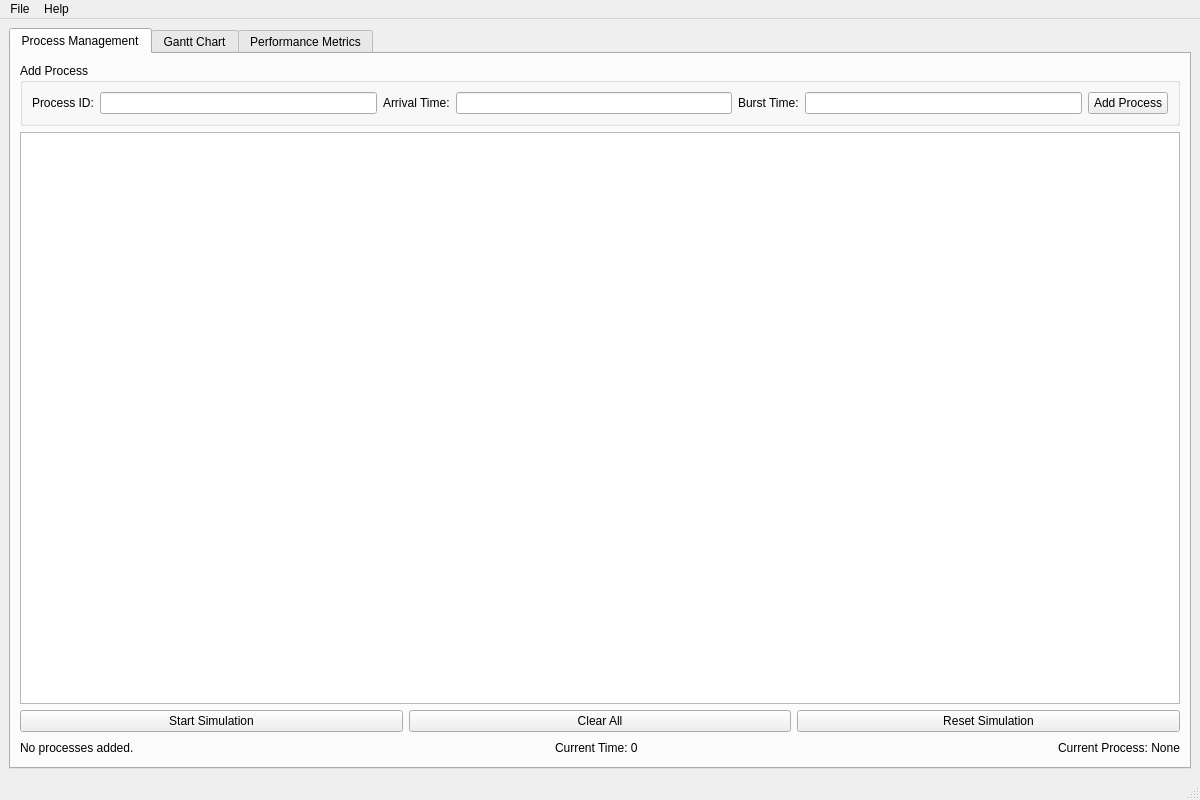
This is maindows.ui in brightkatongo/Group-14 as Qt 5 draws it before an edit. The edited form follows.
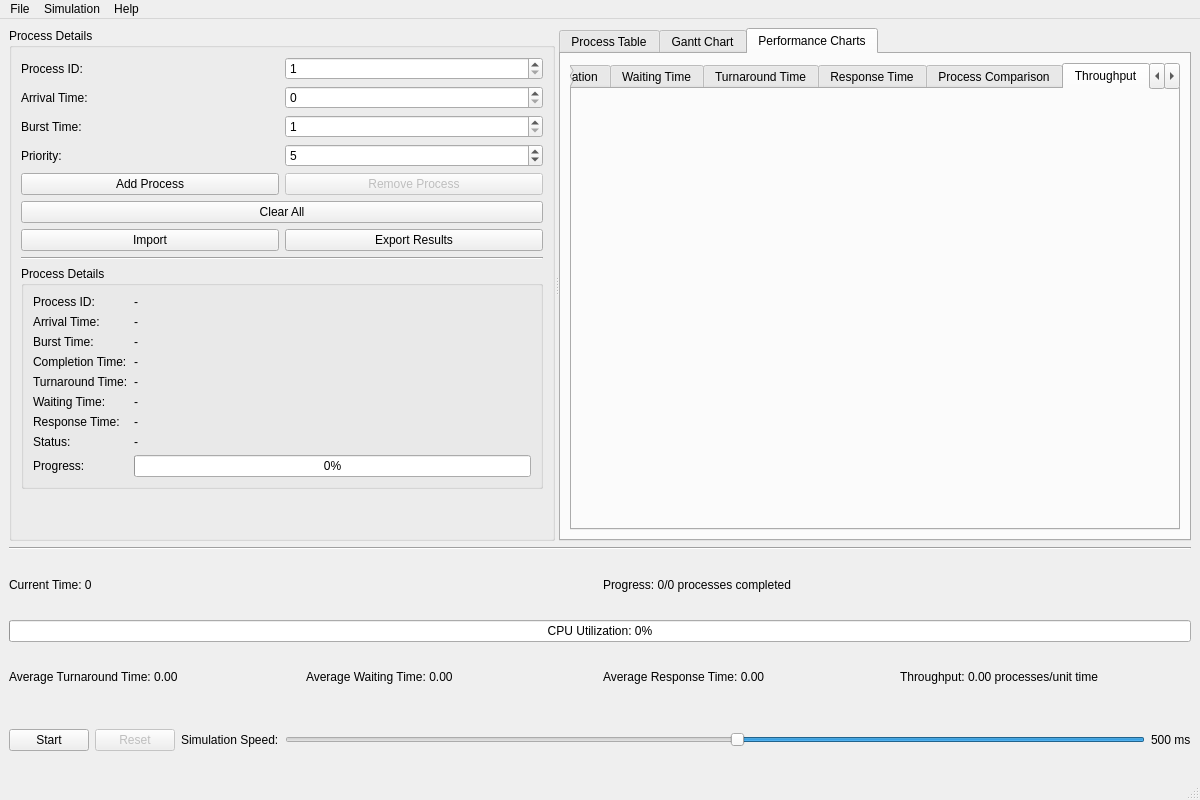
This is the edited form.

```diff
--- a/maindows.ui
+++ b/maindows.ui
@@ -16,55 +16,272 @@
   <widget class="QWidget" name="centralwidget">
    <layout class="QVBoxLayout" name="verticalLayout">
     <item>
-     <widget class="QTabWidget" name="tabWidget">
-      <property name="currentIndex">
-       <number>0</number>
+     <widget class="QSplitter" name="splitter">
+      <property name="orientation">
+       <enum>Qt::Orientation::Horizontal</enum>
       </property>
-      <widget class="QWidget" name="processTab">
-       <attribute name="title">
-        <string>Process Management</string>
-       </attribute>
+      <widget class="QGroupBox" name="groupBox">
+       <property name="title">
+        <string>Process Details</string>
+       </property>
        <layout class="QVBoxLayout" name="verticalLayout_2">
         <item>
-         <widget class="QGroupBox" name="addProcessGroup">
+         <layout class="QGridLayout" name="gridLayout">
+          <item row="0" column="0">
+           <widget class="QLabel" name="label">
+            <property name="text">
+             <string>Process ID:</string>
+            </property>
+           </widget>
+          </item>
+          <item row="0" column="1">
+           <widget class="QSpinBox" name="processIdSpinBox">
+            <property name="minimum">
+             <number>1</number>
+            </property>
+            <property name="maximum">
+             <number>999</number>
+            </property>
+           </widget>
+          </item>
+          <item row="1" column="0">
+           <widget class="QLabel" name="label_2">
+            <property name="text">
+             <string>Arrival Time:</string>
+            </property>
+           </widget>
+          </item>
+          <item row="1" column="1">
+           <widget class="QSpinBox" name="arrivalTimeSpinBox">
+            <property name="minimum">
+             <number>0</number>
+            </property>
+            <property name="maximum">
+             <number>999</number>
+            </property>
+           </widget>
+          </item>
+          <item row="2" column="0">
+           <widget class="QLabel" name="label_3">
+            <property name="text">
+             <string>Burst Time:</string>
+            </property>
+           </widget>
+          </item>
+          <item row="2" column="1">
+           <widget class="QSpinBox" name="burstTimeSpinBox">
+            <property name="minimum">
+             <number>1</number>
+            </property>
+            <property name="maximum">
+             <number>999</number>
+            </property>
+           </widget>
+          </item>
+          <item row="3" column="0">
+           <widget class="QLabel" name="label_4">
+            <property name="text">
+             <string>Priority:</string>
+            </property>
+           </widget>
+          </item>
+          <item row="3" column="1">
+           <widget class="QSpinBox" name="prioritySpinBox">
+            <property name="minimum">
+             <number>1</number>
+            </property>
+            <property name="maximum">
+             <number>10</number>
+            </property>
+            <property name="value">
+             <number>5</number>
+            </property>
+           </widget>
+          </item>
+         </layout>
+        </item>
+        <item>
+         <layout class="QHBoxLayout" name="horizontalLayout">
+          <item>
+           <widget class="QPushButton" name="addProcessButton">
+            <property name="text">
+             <string>Add Process</string>
+            </property>
+           </widget>
+          </item>
+          <item>
+           <widget class="QPushButton" name="removeProcessButton">
+            <property name="enabled">
+             <bool>false</bool>
+            </property>
+            <property name="text">
+             <string>Remove Process</string>
+            </property>
+           </widget>
+          </item>
+         </layout>
+        </item>
+        <item>
+         <widget class="QPushButton" name="clearAllButton">
+          <property name="text">
+           <string>Clear All</string>
+          </property>
+         </widget>
+        </item>
+        <item>
+         <layout class="QHBoxLayout" name="horizontalLayout_2">
+          <item>
+           <widget class="QPushButton" name="importButton">
+            <property name="text">
+             <string>Import</string>
+            </property>
+           </widget>
+          </item>
+          <item>
+           <widget class="QPushButton" name="exportButton">
+            <property name="text">
+             <string>Export Results</string>
+            </property>
+           </widget>
+          </item>
+         </layout>
+        </item>
+        <item>
+         <widget class="Line" name="line">
+          <property name="orientation">
+           <enum>Qt::Orientation::Horizontal</enum>
+          </property>
+         </widget>
+        </item>
+        <item>
+         <widget class="QGroupBox" name="groupBox_2">
           <property name="title">
-           <string>Add Process</string>
+           <string>Process Details</string>
           </property>
-          <layout class="QHBoxLayout" name="horizontalLayout">
-           <item>
-            <widget class="QLabel" name="label">
+          <layout class="QFormLayout" name="formLayout">
+           <item row="0" column="0">
+            <widget class="QLabel" name="label_5">
              <property name="text">
               <string>Process ID:</string>
              </property>
             </widget>
            </item>
-           <item>
-            <widget class="QLineEdit" name="processIdEdit"/>
+           <item row="0" column="1">
+            <widget class="QLabel" name="detailsProcessIdLabel">
+             <property name="text">
+              <string>-</string>
+             </property>
+            </widget>
            </item>
-           <item>
-            <widget class="QLabel" name="label_2">
+           <item row="1" column="0">
+            <widget class="QLabel" name="label_6">
              <property name="text">
               <string>Arrival Time:</string>
              </property>
             </widget>
            </item>
-           <item>
-            <widget class="QLineEdit" name="arrivalTimeEdit"/>
+           <item row="1" column="1">
+            <widget class="QLabel" name="detailsArrivalTimeLabel">
+             <property name="text">
+              <string>-</string>
+             </property>
+            </widget>
            </item>
-           <item>
-            <widget class="QLabel" name="label_3">
+           <item row="2" column="0">
+            <widget class="QLabel" name="label_7">
              <property name="text">
               <string>Burst Time:</string>
              </property>
             </widget>
            </item>
-           <item>
-            <widget class="QLineEdit" name="burstTimeEdit"/>
+           <item row="2" column="1">
+            <widget class="QLabel" name="detailsBurstTimeLabel">
+             <property name="text">
+              <string>-</string>
+             </property>
+            </widget>
            </item>
-           <item>
-            <widget class="QPushButton" name="addProcessButton">
+           <item row="3" column="0">
+            <widget class="QLabel" name="label_8">
              <property name="text">
-              <string>Add Process</string>
+              <string>Completion Time:</string>
+             </property>
+            </widget>
+           </item>
+           <item row="3" column="1">
+            <widget class="QLabel" name="detailsCompletionTimeLabel">
+             <property name="text">
+              <string>-</string>
+             </property>
+            </widget>
+           </item>
+           <item row="4" column="0">
+            <widget class="QLabel" name="label_9">
+             <property name="text">
+              <string>Turnaround Time:</string>
+             </property>
+            </widget>
+           </item>
+           <item row="4" column="1">
+            <widget class="QLabel" name="detailsTurnaroundTimeLabel">
+             <property name="text">
+              <string>-</string>
+             </property>
+            </widget>
+           </item>
+           <item row="5" column="0">
+            <widget class="QLabel" name="label_10">
+             <property name="text">
+              <string>Waiting Time:</string>
+             </property>
+            </widget>
+           </item>
+           <item row="5" column="1">
+            <widget class="QLabel" name="detailsWaitingTimeLabel">
+             <property name="text">
+              <string>-</string>
+             </property>
+            </widget>
+           </item>
+           <item row="6" column="0">
+            <widget class="QLabel" name="label_11">
+             <property name="text">
+              <string>Response Time:</string>
+             </property>
+            </widget>
+           </item>
+           <item row="6" column="1">
+            <widget class="QLabel" name="detailsResponseTimeLabel">
+             <property name="text">
+              <string>-</string>
+             </property>
+            </widget>
+           </item>
+           <item row="7" column="0">
+            <widget class="QLabel" name="label_12">
+             <property name="text">
+              <string>Status:</string>
+             </property>
+            </widget>
+           </item>
+           <item row="7" column="1">
+            <widget class="QLabel" name="detailsStatusLabel">
+             <property name="text">
+              <string>-</string>
+             </property>
+            </widget>
+           </item>
+           <item row="8" column="0">
+            <widget class="QLabel" name="label_13">
+             <property name="text">
+              <string>Progress:</string>
+             </property>
+            </widget>
+           </item>
+           <item row="8" column="1">
+            <widget class="QProgressBar" name="detailsProgressBar">
+             <property name="value">
+              <number>0</number>
              </property>
             </widget>
            </item>
@@ -72,159 +289,217 @@
          </widget>
         </item>
         <item>
-         <widget class="QTableWidget" name="processTable">
-          <property name="editTriggers">
-           <set>QAbstractItemView::EditTrigger::NoEditTriggers</set>
+         <spacer name="verticalSpacer">
+          <property name="orientation">
+           <enum>Qt::Orientation::Vertical</enum>
           </property>
-          <property name="selectionMode">
-           <enum>QAbstractItemView::SelectionMode::SingleSelection</enum>
+          <property name="sizeHint" stdset="0">
+           <size>
+            <width>20</width>
+            <height>40</height>
+           </size>
           </property>
-          <property name="selectionBehavior">
-           <enum>QAbstractItemView::SelectionBehavior::SelectRows</enum>
-          </property>
-         </widget>
+         </spacer>
         </item>
-        <item>
-         <layout class="QHBoxLayout" name="horizontalLayout_2">
-          <item>
-           <widget class="QPushButton" name="startSimulationButton">
-            <property name="text">
-             <string>Start Simulation</string>
-            </property>
+       </layout>
+      </widget>
+      <widget class="QTabWidget" name="tabWidget">
+       <property name="currentIndex">
+        <number>2</number>
+       </property>
+       <widget class="QWidget" name="processTableTab">
+        <attribute name="title">
+         <string>Process Table</string>
+        </attribute>
+        <layout class="QVBoxLayout" name="verticalLayout_3">
+         <item>
+          <widget class="QTableWidget" name="processTableWidget"/>
+         </item>
+        </layout>
+       </widget>
+       <widget class="QWidget" name="ganttChartTab">
+        <attribute name="title">
+         <string>Gantt Chart</string>
+        </attribute>
+        <layout class="QVBoxLayout" name="verticalLayout_4">
+         <item>
+          <widget class="QGraphicsView" name="ganttChartView"/>
+         </item>
+        </layout>
+       </widget>
+       <widget class="QWidget" name="chartsTab">
+        <attribute name="title">
+         <string>Performance Charts</string>
+        </attribute>
+        <layout class="QVBoxLayout" name="verticalLayout_5">
+         <item>
+          <widget class="QTabWidget" name="chartsTabWidget">
+           <property name="currentIndex">
+            <number>5</number>
+           </property>
+           <widget class="QWidget" name="cpuUtilizationTab">
+            <attribute name="title">
+             <string>CPU Utilization</string>
+            </attribute>
            </widget>
-          </item>
-          <item>
-           <widget class="QPushButton" name="clearButton">
-            <property name="text">
-             <string>Clear All</string>
-            </property>
+           <widget class="QWidget" name="waitingTimeTab">
+            <attribute name="title">
+             <string>Waiting Time</string>
+            </attribute>
            </widget>
-          </item>
-          <item>
-           <widget class="QPushButton" name="resetButton">
-            <property name="text">
-             <string>Reset Simulation</string>
-            </property>
+           <widget class="QWidget" name="turnaroundTimeTab">
+            <attribute name="title">
+             <string>Turnaround Time</string>
+            </attribute>
            </widget>
-          </item>
-         </layout>
-        </item>
-        <item>
-         <layout class="QHBoxLayout" name="horizontalLayout_3">
-          <item>
-           <widget class="QLabel" name="statusLabel">
-            <property name="text">
-             <string>No processes added.</string>
-            </property>
+           <widget class="QWidget" name="responseTimeTab">
+            <attribute name="title">
+             <string>Response Time</string>
+            </attribute>
            </widget>
-          </item>
-          <item>
-           <spacer name="horizontalSpacer">
-            <property name="orientation">
-             <enum>Qt::Orientation::Horizontal</enum>
-            </property>
-            <property name="sizeHint" stdset="0">
-             <size>
-              <width>40</width>
-              <height>20</height>
-             </size>
-            </property>
-           </spacer>
-          </item>
-          <item>
-           <widget class="QLabel" name="timeLabel">
-            <property name="text">
-             <string>Current Time: 0</string>
-            </property>
+           <widget class="QWidget" name="processComparisonTab">
+            <attribute name="title">
+             <string>Process Comparison</string>
+            </attribute>
            </widget>
-          </item>
-          <item>
-           <spacer name="horizontalSpacer_2">
-            <property name="orientation">
-             <enum>Qt::Orientation::Horizontal</enum>
-            </property>
-            <property name="sizeHint" stdset="0">
-             <size>
-              <width>40</width>
-              <height>20</height>
-             </size>
-            </property>
-           </spacer>
-          </item>
-          <item>
-           <widget class="QLabel" name="currentProcessLabel">
-            <property name="text">
-             <string>Current Process: None</string>
-            </property>
+           <widget class="QWidget" name="throughputTab">
+            <attribute name="title">
+             <string>Throughput</string>
+            </attribute>
            </widget>
-          </item>
-         </layout>
-        </item>
-       </layout>
-      </widget>
-      <widget class="QWidget" name="ganttTab">
-       <attribute name="title">
-        <string>Gantt Chart</string>
-       </attribute>
-       <layout class="QVBoxLayout" name="verticalLayout_3">
-        <item>
-         <widget class="QGraphicsView" name="ganttChartView"/>
-        </item>
-        <item>
-         <layout class="QHBoxLayout" name="horizontalLayout_4">
-          <item>
-           <widget class="QLabel" name="avgTurnaroundLabel">
-            <property name="text">
-             <string>Average Turnaround Time: -</string>
-            </property>
+           <widget class="QWidget" name="pieChartTab">
+            <attribute name="title">
+             <string>CPU Distribution</string>
+            </attribute>
            </widget>
-          </item>
-          <item>
-           <spacer name="horizontalSpacer_3">
-            <property name="orientation">
-             <enum>Qt::Orientation::Horizontal</enum>
-            </property>
-            <property name="sizeHint" stdset="0">
-             <size>
-              <width>40</width>
-              <height>20</height>
-             </size>
-            </property>
-           </spacer>
-          </item>
-          <item>
-           <widget class="QLabel" name="avgWaitingLabel">
-            <property name="text">
-             <string>Average Waiting Time: -</string>
-            </property>
-           </widget>
-          </item>
-         </layout>
-        </item>
-       </layout>
+          </widget>
+         </item>
+        </layout>
+       </widget>
       </widget>
-      <widget class="QWidget" name="metricsTab">
-       <attribute name="title">
-        <string>Performance Metrics</string>
-       </attribute>
-       <layout class="QVBoxLayout" name="verticalLayout_4">
-        <item>
-         <widget class="QGraphicsView" name="metricsView"/>
-        </item>
-        <item>
-         <widget class="QLabel" name="metricsInfo">
-          <property name="text">
-           <string>Complete the simulation to view performance metrics.</string>
-          </property>
-          <property name="alignment">
-           <set>Qt::AlignmentFlag::AlignCenter</set>
-          </property>
-         </widget>
-        </item>
-       </layout>
-      </widget>
      </widget>
     </item>
+    <item>
+     <widget class="Line" name="line_2">
+      <property name="orientation">
+       <enum>Qt::Orientation::Horizontal</enum>
+      </property>
+     </widget>
+    </item>
+    <item>
+     <layout class="QHBoxLayout" name="horizontalLayout_3">
+      <item>
+       <widget class="QLabel" name="currentTimeLabel">
+        <property name="text">
+         <string>Current Time: 0</string>
+        </property>
+       </widget>
+      </item>
+      <item>
+       <widget class="QLabel" name="progressLabel">
+        <property name="text">
+         <string>Progress: 0/0 processes completed</string>
+        </property>
+       </widget>
+      </item>
+     </layout>
+    </item>
+    <item>
+     <widget class="QProgressBar" name="cpuUtilizationBar">
+      <property name="value">
+       <number>0</number>
+      </property>
+      <property name="format">
+       <string>CPU Utilization: %p%</string>
+      </property>
+     </widget>
+    </item>
+    <item>
+     <layout class="QHBoxLayout" name="horizontalLayout_4">
+      <item>
+       <widget class="QLabel" name="avgTurnaroundTimeLabel">
+        <property name="text">
+         <string>Average Turnaround Time: 0.00</string>
+        </property>
+       </widget>
+      </item>
+      <item>
+       <widget class="QLabel" name="avgWaitingTimeLabel">
+        <property name="text">
+         <string>Average Waiting Time: 0.00</string>
+        </property>
+       </widget>
+      </item>
+      <item>
+       <widget class="QLabel" name="avgResponseTimeLabel">
+        <property name="text">
+         <string>Average Response Time: 0.00</string>
+        </property>
+       </widget>
+      </item>
+      <item>
+       <widget class="QLabel" name="throughputLabel">
+        <property name="text">
+         <string>Throughput: 0.00 processes/unit time</string>
+        </property>
+       </widget>
+      </item>
+     </layout>
+    </item>
+    <item>
+     <layout class="QHBoxLayout" name="horizontalLayout_5">
+      <item>
+       <widget class="QPushButton" name="startSimulationButton">
+        <property name="text">
+         <string>Start</string>
+        </property>
+       </widget>
+      </item>
+      <item>
+       <widget class="QPushButton" name="resetButton">
+        <property name="enabled">
+         <bool>false</bool>
+        </property>
+        <property name="text">
+         <string>Reset</string>
+        </property>
+       </widget>
+      </item>
+      <item>
+       <widget class="QLabel" name="label_14">
+        <property name="text">
+         <string>Simulation Speed:</string>
+        </property>
+       </widget>
+      </item>
+      <item>
+       <widget class="QSlider" name="speedSlider">
+        <property name="minimum">
+         <number>50</number>
+        </property>
+        <property name="maximum">
+         <number>1000</number>
+        </property>
+        <property name="value">
+         <number>500</number>
+        </property>
+        <property name="orientation">
+         <enum>Qt::Orientation::Horizontal</enum>
+        </property>
+        <property name="invertedAppearance">
+         <bool>true</bool>
+        </property>
+       </widget>
+      </item>
+      <item>
+       <widget class="QLabel" name="speedValueLabel">
+        <property name="text">
+         <string>500 ms</string>
+        </property>
+       </widget>
+      </item>
+     </layout>
+    </item>
    </layout>
   </widget>
   <widget class="QMenuBar" name="menubar">
@@ -242,6 +517,14 @@
     </property>
     <addaction name="actionExit"/>
    </widget>
+   <widget class="QMenu" name="menuSimulation">
+    <property name="title">
+     <string>Simulation</string>
+    </property>
+    <addaction name="actionStart"/>
+    <addaction name="actionPause"/>
+    <addaction name="actionReset"/>
+   </widget>
    <widget class="QMenu" name="menuHelp">
     <property name="title">
      <string>Help</string>
@@ -249,6 +532,7 @@
     <addaction name="actionAbout"/>
    </widget>
    <addaction name="menuFile"/>
+   <addaction name="menuSimulation"/>
    <addaction name="menuHelp"/>
   </widget>
   <widget class="QStatusBar" name="statusbar"/>
```
Left out of the diff: 36 changed lines with no effect on the pictures.
